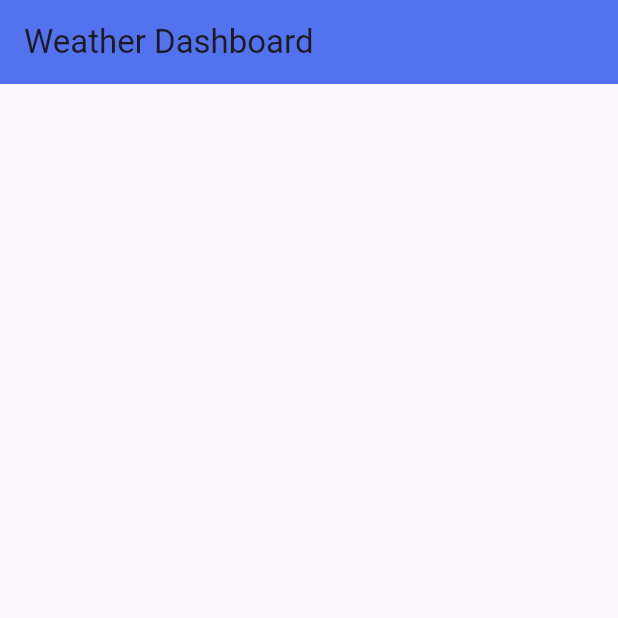
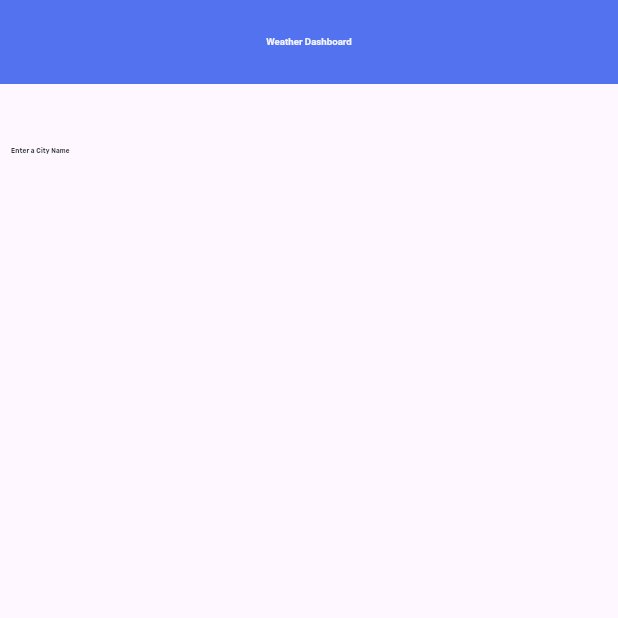
Before and after one commit to lehuynhphat2808/g-weather-forecast, a Flutter app: the screen it shows after launch, on a phone screen of 412 x 824 dp, the top half of it. Run offline on Flutter 3.47's test engine with Material 3 defaults, Android fonts, the phone set to English and light mode, and no system bars; our stand-ins replace flutter_screenutil; generated files the repository leaves out were written again.

Commit message:
feat: theme and locale

```diff
--- /dev/null
+++ b/lib/gen/fonts.gen.dart
@@ -0,0 +1,15 @@
+/// GENERATED CODE - DO NOT MODIFY BY HAND
+/// *****************************************************
+///  FlutterGen
+/// *****************************************************
+
+// coverage:ignore-file
+// ignore_for_file: type=lint
+// ignore_for_file: directives_ordering,unnecessary_import,implicit_dynamic_list_literal,deprecated_member_use
+
+class FontFamily {
+  FontFamily._();
+
+  /// Font family: Rubik
+  static const String rubik = 'Rubik';
+}
--- /dev/null
+++ b/lib/l10n/app_en.arb
@@ -0,0 +1,4 @@
+{
+  "home_app_bar_tittle": "Weather Dashboard",
+  "search_form_title": "Enter a City Name"
+}
--- a/lib/main.dart
+++ b/lib/main.dart
@@ -2,6 +2,7 @@ import 'package:flutter/material.dart';
 import 'package:flutter_screenutil/flutter_screenutil.dart';
 import 'package:g_weather_forecast/ui/home/page/home.page.dart';
 import 'package:g_weather_forecast/ui/theme/app.theme.dart';
+import 'package:flutter_gen/gen_l10n/app_localizations.dart';
 
 void main() {
   runApp(const MyApp());
@@ -14,12 +15,13 @@ class MyApp extends StatelessWidget {
   Widget build(BuildContext context) {
     return ScreenUtilInit(
       designSize: const Size(1911, 887),
-      minTextAdapt: true,
       builder: (context, child) =>
          MaterialApp(
           debugShowCheckedModeBanner: false,
-          theme: AppTheme.lightMode,
-          builder: (context, child) => HomePage(),
+           theme: AppTheme.lightMode,
+           localizationsDelegates: AppLocalizations.localizationsDelegates,
+           supportedLocales: AppLocalizations.supportedLocales,
+           builder: (context, child) => HomePage(),
         ),
     );
   }
--- a/lib/ui/home/page/home.page.dart
+++ b/lib/ui/home/page/home.page.dart
@@ -1,4 +1,7 @@
 import 'package:flutter/material.dart';
+import 'package:flutter_screenutil/flutter_screenutil.dart';
+import 'package:g_weather_forecast/ui/home/widget/search_form.dart';
+import 'package:flutter_gen/gen_l10n/app_localizations.dart';
 
 class HomePage extends StatelessWidget {
   const HomePage({super.key});
@@ -7,7 +10,11 @@ class HomePage extends StatelessWidget {
   Widget build(BuildContext context) {
     return
       Scaffold(
-        appBar: AppBar(title: Text('Weather Dashboard'),),
+        appBar: AppBar(title: Text(AppLocalizations.of(context)?.home_app_bar_tittle ?? ''),),
+        body: Padding(
+          padding:  EdgeInsets.only(top: 44.h, left: 34.w, right: 34.w),
+          child: SearchForm(),
+        ),
       );
   }
 }
--- /dev/null
+++ b/lib/ui/home/widget/search_form.dart
@@ -0,0 +1,14 @@
+import 'package:flutter/material.dart';
+import 'package:flutter_gen/gen_l10n/app_localizations.dart';
+import 'package:g_weather_forecast/ui/theme/app.text_styles.dart';
+
+class SearchForm extends StatelessWidget {
+  const SearchForm({super.key});
+
+  @override
+  Widget build(BuildContext context) {
+    return Column(
+      children: [Text(AppLocalizations.of(context)?.search_form_title ?? '', style: Theme.of(context).textTheme.titleSmall)],
+    );
+  }
+}
--- /dev/null
+++ b/lib/ui/theme/app.color.dart
@@ -0,0 +1,9 @@
+import 'package:flutter/material.dart';
+
+abstract class AppColor {
+  // Light
+  static const Color appBarTittle = Color(0xffF1F3FD);
+  static const Color appBarBackground = Color(0xff5372F0);
+  static const Color titleSmall = Color(0xff2E3134);
+
+}
--- /dev/null
+++ b/lib/ui/theme/app.text_styles.dart
@@ -0,0 +1,16 @@
+import 'package:flutter/material.dart';
+import 'package:flutter_screenutil/flutter_screenutil.dart';
+import 'package:g_weather_forecast/ui/theme/app.color.dart';
+
+class AppTextStyles {
+  static  TextStyle appBarTittle = TextStyle(
+    fontWeight: FontWeight.w700,
+    color: AppColor.appBarTittle,
+    fontSize: 30.sp,
+  );
+  static  TextStyle titleSmall = TextStyle(
+    fontWeight: FontWeight.w600,
+    color: AppColor.titleSmall,
+    fontSize: 20.sp,
+  );
+}
--- a/lib/ui/theme/app.theme.dart
+++ b/lib/ui/theme/app.theme.dart
@@ -1,9 +1,15 @@
 import 'package:flutter/material.dart';
+import 'package:flutter_screenutil/flutter_screenutil.dart';
+import 'package:g_weather_forecast/gen/fonts.gen.dart';
+import 'package:g_weather_forecast/ui/theme/app.color.dart';
+import 'package:g_weather_forecast/ui/theme/app.text_styles.dart';
 
 abstract class AppTheme {
   // Light Theme
   static ThemeData lightMode = ThemeData(
-    appBarTheme: AppBarTheme(backgroundColor: Color(0xff5372F0))
-      );
+    appBarTheme: AppBarTheme(
+        backgroundColor:  AppColor.appBarBackground, centerTitle: true, titleTextStyle: AppTextStyles.appBarTittle, titleSpacing: 24.h)
+      ,fontFamily: FontFamily.rubik,
+  textTheme: TextTheme( titleSmall: AppTextStyles.titleSmall,),);
 
 }
```
Also changed, not shown: lib/gen/assets.gen.dart (added, +49 -0 lines), pubspec.yaml (+10 -0 lines), assets/fonts/rubik/Rubik-Medium.ttf (added), assets/fonts/rubik/Rubik-SemiBold.ttf (added).
